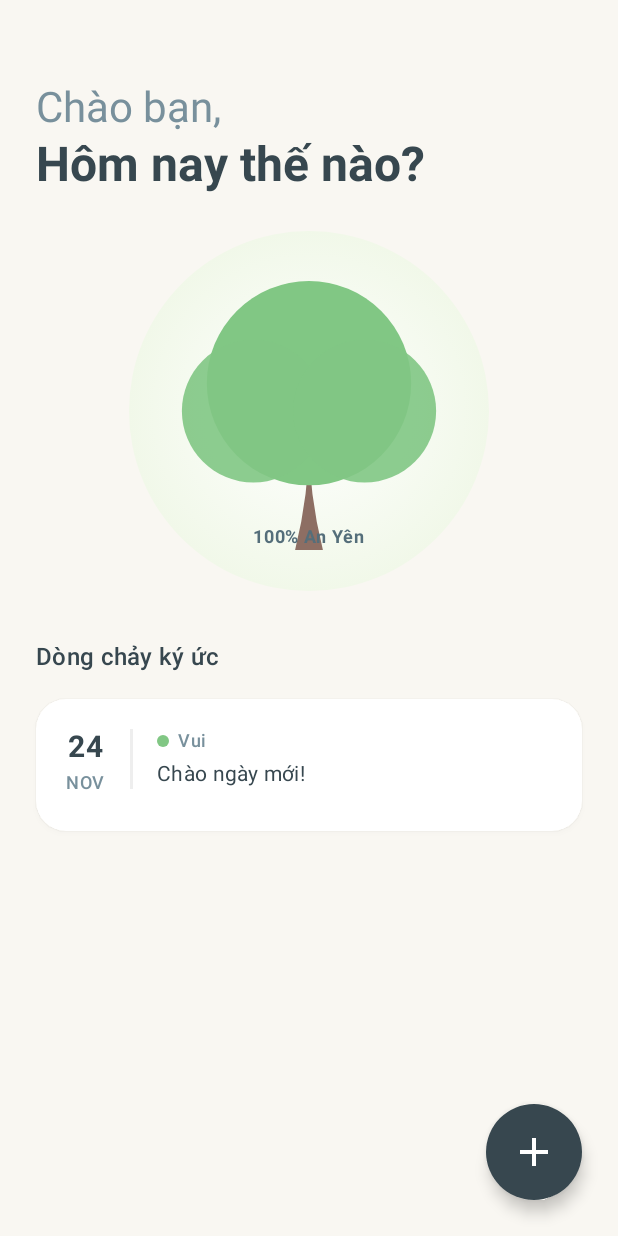
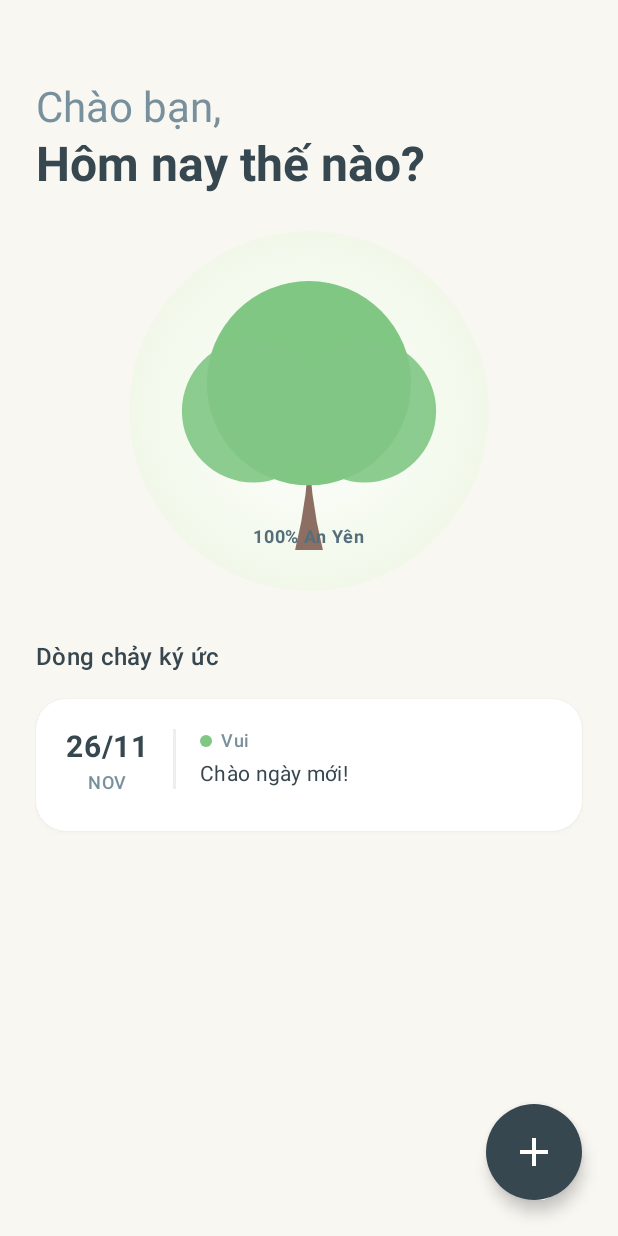
Before and after one commit to NguyenVanHung2004/2526I_INT3120_1_GROUP_3, an Android app built with Jetpack Compose: the screen it shows after launch (MainActivity), on a phone screen of 412 x 824 dp. Run offline under Robolectric (Android 15) with nearby library versions, the phone set to English and light mode, and no system bars.

Commit message:
Fix date and name of tracking app

```diff
--- a/app/src/main/java/com/example/aijournalingapp/model/JournalEntry.kt
+++ b/app/src/main/java/com/example/aijournalingapp/model/JournalEntry.kt
@@ -1,11 +1,14 @@
 package com.example.aijournalingapp.model
 
+import java.text.SimpleDateFormat
+import java.util.Date
+import java.util.Locale
 import java.util.UUID
 
 data class JournalEntry(
     val id: String = UUID.randomUUID().toString(),
     val content: String,
     val mood: String,
-    val date: String = "Hôm nay",
+    val date: String = SimpleDateFormat("dd/MM", Locale("vi", "VN")).format(Date()),
     val fakeAiAdvice: String // Giả lập lời khuyên AI
 )
--- a/app/src/main/java/com/example/aijournalingapp/ui/home/HomeScreen.kt
+++ b/app/src/main/java/com/example/aijournalingapp/ui/home/HomeScreen.kt
@@ -118,7 +118,7 @@ fun HealingJournalItem(date: String, mood: String, content: String, onClick: ()
     ) {
         // Cột ngày tháng
         Column(horizontalAlignment = Alignment.CenterHorizontally) {
-            Text("24", fontWeight = FontWeight.Bold, fontSize = 20.sp, color = TextDark)
+            Text(date, fontWeight = FontWeight.Bold, fontSize = 20.sp, color = TextDark)
             Text("NOV", fontWeight = FontWeight.Medium, fontSize = 12.sp, color = TextLight)
         }
 
--- a/app/src/main/java/com/example/aijournalingapp/ui/insight/InsightScreen.kt
+++ b/app/src/main/java/com/example/aijournalingapp/ui/insight/InsightScreen.kt
@@ -54,7 +54,7 @@ fun InsightScreen(
                     .verticalScroll(rememberScrollState())
             ) {
                 // 1. Ngày tháng & Mood
-                Text("Ngày 24 tháng 11", style = MaterialTheme.typography.labelLarge, color = Color.Gray)
+                Text("Ngày" + entry.date, style = MaterialTheme.typography.labelLarge, color = Color.Gray)
                 Spacer(modifier = Modifier.height(8.dp))
                 Text(entry.mood, style = MaterialTheme.typography.displaySmall, fontWeight = FontWeight.Bold, color = TextDark)
 
```
Also changed, not shown: app/src/main/java/com/example/aijournalingapp/ui/entry/EntryViewModel.kt (+30 -6 lines).
